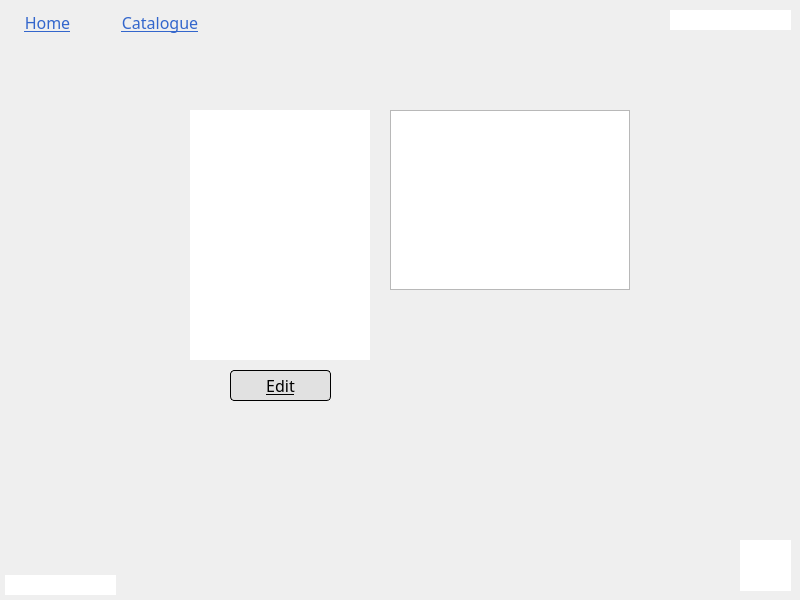
First picture: the form in admin_book_view_screen.ui, repository MrCooperGit/Assessment-2_Library-Management-System, before the edit.
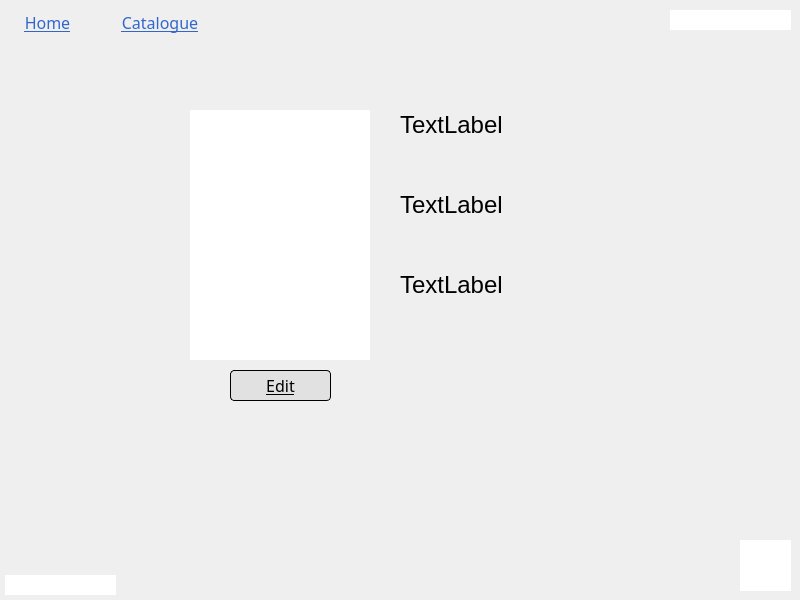
Second picture: the form after the edit.

Patch:
```diff
--- a/admin_book_view_screen.ui
+++ b/admin_book_view_screen.ui
@@ -72,16 +72,6 @@
     <string>Edit</string>
    </property>
   </widget>
-  <widget class="QTextEdit" name="textEdit_bookDetails">
-   <property name="geometry">
-    <rect>
-     <x>390</x>
-     <y>110</y>
-     <width>240</width>
-     <height>180</height>
-    </rect>
-   </property>
-  </widget>
   <widget class="QLabel" name="label_username">
    <property name="geometry">
     <rect>
@@ -188,6 +178,78 @@
     <set>Qt::AlignLeading|Qt::AlignLeft|Qt::AlignVCenter</set>
    </property>
   </widget>
+  <widget class="QLabel" name="label_bookTitle">
+   <property name="geometry">
+    <rect>
+     <x>400</x>
+     <y>100</y>
+     <width>371</width>
+     <height>50</height>
+    </rect>
+   </property>
+   <property name="minimumSize">
+    <size>
+     <width>0</width>
+     <height>50</height>
+    </size>
+   </property>
+   <property name="font">
+    <font>
+     <pointsize>18</pointsize>
+    </font>
+   </property>
+   <property name="text">
+    <string>TextLabel</string>
+   </property>
+  </widget>
+  <widget class="QLabel" name="label_bookID">
+   <property name="geometry">
+    <rect>
+     <x>400</x>
+     <y>260</y>
+     <width>371</width>
+     <height>50</height>
+    </rect>
+   </property>
+   <property name="minimumSize">
+    <size>
+     <width>0</width>
+     <height>50</height>
+    </size>
+   </property>
+   <property name="font">
+    <font>
+     <pointsize>18</pointsize>
+    </font>
+   </property>
+   <property name="text">
+    <string>TextLabel</string>
+   </property>
+  </widget>
+  <widget class="QLabel" name="label_bookAuthor">
+   <property name="geometry">
+    <rect>
+     <x>400</x>
+     <y>180</y>
+     <width>371</width>
+     <height>50</height>
+    </rect>
+   </property>
+   <property name="minimumSize">
+    <size>
+     <width>0</width>
+     <height>50</height>
+    </size>
+   </property>
+   <property name="font">
+    <font>
+     <pointsize>18</pointsize>
+    </font>
+   </property>
+   <property name="text">
+    <string>TextLabel</string>
+   </property>
+  </widget>
  </widget>
  <resources/>
  <connections/>
```
